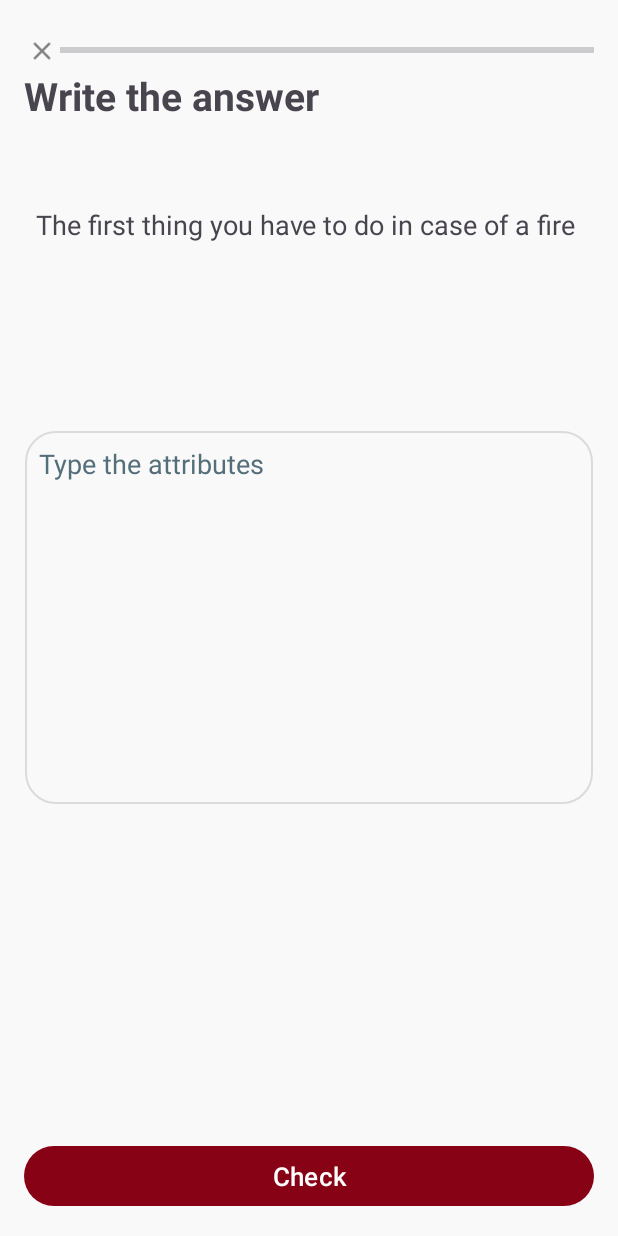
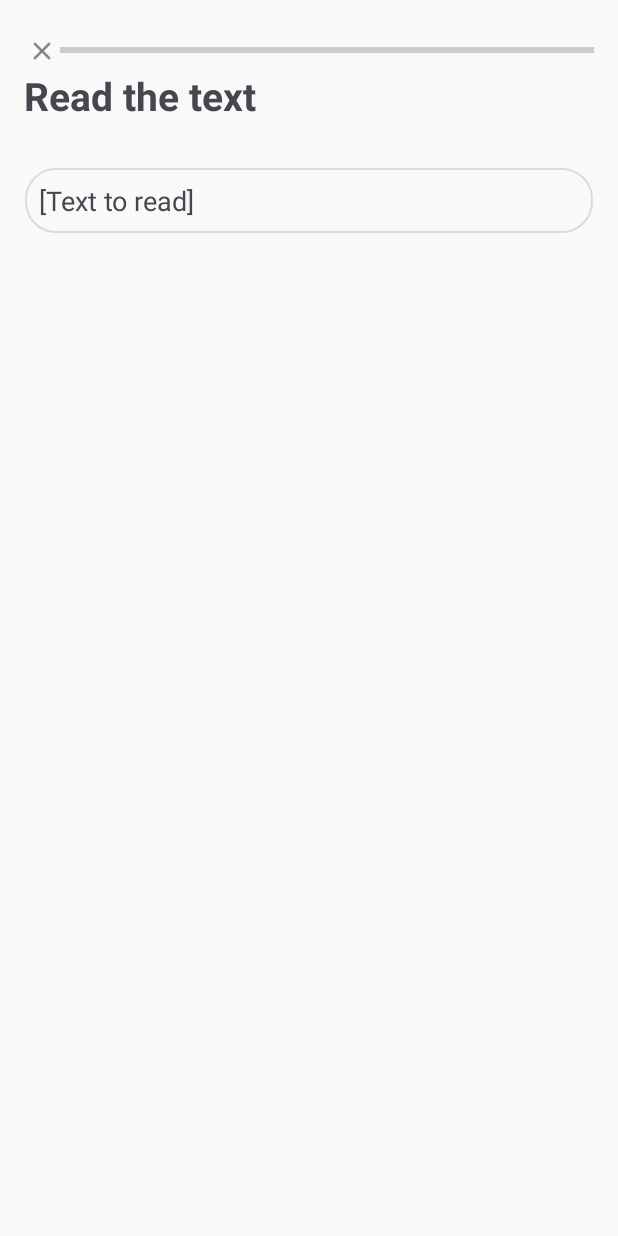
Before and after one commit to kyb3rcipher/ASISTEM, an Android app: the layout exercise_read.xml on its own in the app's theme, with its tools: preview values and no code run, on a phone screen of 412 x 824 dp. Run offline under Robolectric (Android 15) with nearby library versions, the phone set to English and light mode, and no system bars.

Commit message:
Move Activity's to Exercises (new name) Correct Exercises

```diff
--- a/app/src/main/res/layout/activity_write_answer.xml
+++ b/app/src/main/res/layout/exercise_read.xml
@@ -37,50 +37,31 @@
 
     </RelativeLayout>
 
-    <LinearLayout
+    <TextView
+        android:id="@+id/title"
         android:layout_width="match_parent"
-        android:layout_height="match_parent"
+        android:layout_height="wrap_content"
         android:layout_marginTop="30dp"
         android:layout_marginBottom="30dp"
-        android:orientation="vertical">
-
-        <TextView
-            android:id="@+id/textView3"
-            android:layout_width="match_parent"
-            android:layout_height="wrap_content"
-            android:layout_marginBottom="56dp"
-            android:text="Write the answer"
+        android:text="@string/exerciseRead_title"
         android:textSize="26sp"
         android:textStyle="bold" />
 
-        <TextView
-            android:id="@+id/textView4"
+    <FrameLayout
         android:layout_width="match_parent"
         android:layout_height="wrap_content"
-            android:layout_marginStart="8dp"
-            android:text="The first thing you have to do in case of a fire"
-            android:textSize="18sp" />
-
-    </LinearLayout>
-
-    <EditText
-        android:id="@+id/answer"
-        android:layout_width="match_parent"
-        android:layout_height="250dp"
         android:layout_centerVertical="true"
+        android:layout_below="@+id/title"
         android:background="@drawable/word_border"
         android:backgroundTint="@null"
-        android:gravity="start"
-        android:hint="Type the attributes"
-        android:textColorHint="#546E7A" />
+        android:gravity="center|center_vertical">
 
-    <Button
-        android:id="@+id/check_button"
-        android:layout_width="match_parent"
+        <TextView
+            android:id="@+id/text"
+            android:layout_width="wrap_content"
             android:layout_height="wrap_content"
-        android:layout_alignParentBottom="true"
-        android:text="Check"
-        android:textColor="@color/white"
-        android:textSize="17sp" />
+            android:text="[Text to read]"
+            android:textSize="18sp" />
+    </FrameLayout>
 
 </RelativeLayout>
--- a/app/src/main/res/values/strings.xml
+++ b/app/src/main/res/values/strings.xml
@@ -34,6 +34,16 @@
     <string name="course2Title">Fractures</string>
     <string name="course2Description">Assess, treat, and prevent complications in fracture injuries..</string>
 
+    <!-- Exercise -->
+    <!-- options -->
+    <string name="exerciseOptions_title">Select the answer</string>
+    <!-- read -->
+    <string name="exerciseRead_title">Read the text</string>
+    <!-- select -->
+    <string name="exerciseSelect_title">Select the correct option</string>
+    <!-- write -->
+    <string name="exerciseWrite_title">Write the answer</string>
+
     <!-- TODO: Remove or change this placeholder text -->
     <string name="hello_blank_fragment">Hello blank fragment</string>
 </resources>
```
Also changed, not shown: app/src/main/res/layout/exercise_options.xml (added, +104 -0 lines), app/src/main/res/layout/exercise_select.xml (renamed from app/src/main/res/layout/activity_select.xml, +8 -17 lines), app/src/main/res/layout/exercise_write_answer.xml (renamed from app/src/main/res/layout/activity_options.xml, +9 -45 lines). Lines whose indentation alone changed are shown as unchanged.
